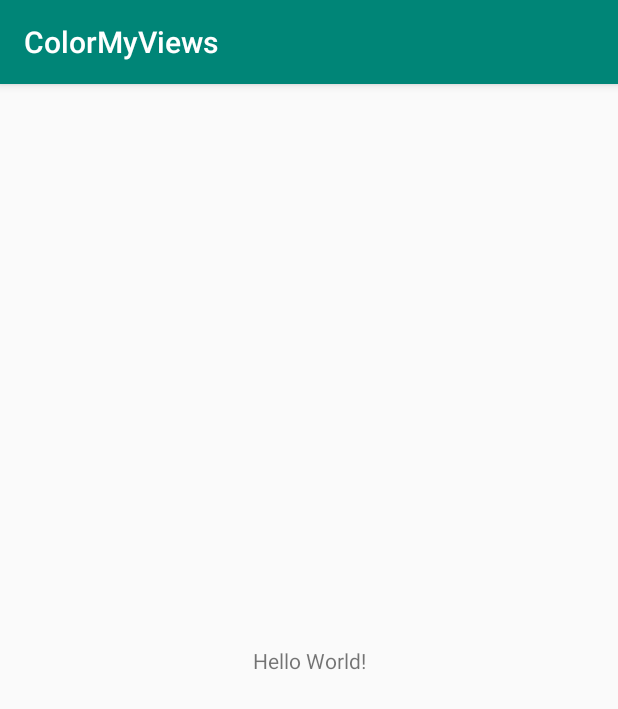
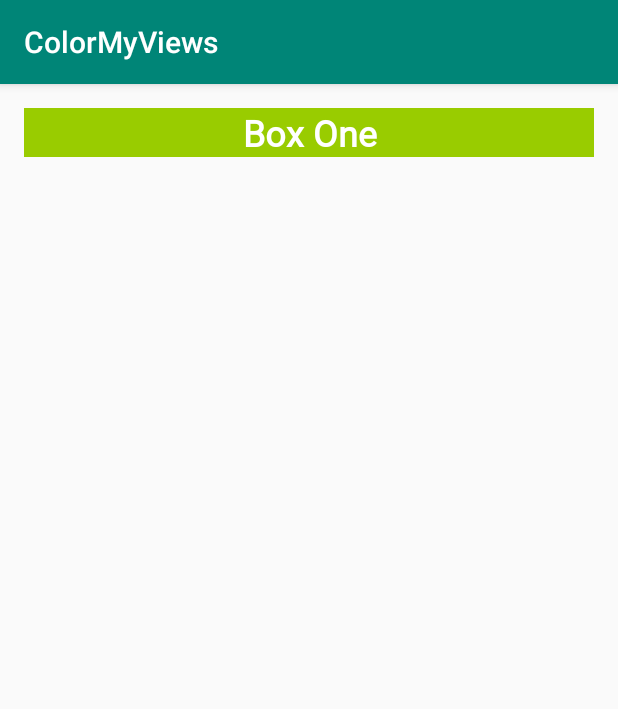
Before and after one commit to LazyDoge/jetpack-kotlin-constraint-layout-ColorMyViews-app, an Android app: the screen it shows after launch (MainActivity), on a phone screen of 412 x 824 dp. Shown: the top 709 px of the screen. Run offline under Robolectric (Android 15) with nearby library versions, the phone set to English and light mode, and no system bars.

Commit message:
first constraint layout box element

```diff
--- a/app/src/main/res/layout/activity_main.xml
+++ b/app/src/main/res/layout/activity_main.xml
@@ -7,12 +7,16 @@
     tools:context=".MainActivity">
 
     <TextView
-        android:layout_width="wrap_content"
+        android:id="@+id/box_one_text"
+        style="@style/WhiteBox"
+        android:layout_width="0dp"
         android:layout_height="wrap_content"
-        android:text="Hello World!"
-        app:layout_constraintBottom_toBottomOf="parent"
-        app:layout_constraintLeft_toLeftOf="parent"
-        app:layout_constraintRight_toRightOf="parent"
+        android:layout_marginStart="@dimen/margin_wide"
+        android:layout_marginTop="@dimen/margin_wide"
+        android:layout_marginEnd="@dimen/margin_wide"
+        android:text="@string/box_one"
+        app:layout_constraintEnd_toEndOf="parent"
+        app:layout_constraintStart_toStartOf="parent"
         app:layout_constraintTop_toTopOf="parent" />
 
 </androidx.constraintlayout.widget.ConstraintLayout>
--- /dev/null
+++ b/app/src/main/res/values/dimens.xml
@@ -0,0 +1,8 @@
+<?xml version="1.0" encoding="utf-8"?>
+<resources>
+
+    <dimen name="margin_wide">16dp</dimen>
+    <dimen name="margin_half">8dp</dimen>
+    <dimen name="box_text_size">24sp</dimen>
+
+</resources>
--- a/app/src/main/res/values/strings.xml
+++ b/app/src/main/res/values/strings.xml
@@ -1,3 +1,4 @@
 <resources>
     <string name="app_name">ColorMyViews</string>
+    <string name="box_one">Box One</string>
 </resources>
--- a/app/src/main/res/values/styles.xml
+++ b/app/src/main/res/values/styles.xml
@@ -8,4 +8,13 @@
         <item name="colorAccent">@color/colorAccent</item>
     </style>
 
+    <style name="WhiteBox">
+        <item name="android:background">@android:color/holo_green_light</item>
+        <item name="android:textAlignment">center</item>
+        <item name="android:textSize">@dimen/box_text_size</item>
+        <item name="android:textStyle">bold</item>
+        <item name="android:textColor">@android:color/white</item>
+        <item name="android:fontFamily">@font/roboto</item>
+    </style>
+
 </resources>
```
Also changed, not shown: app/src/main/res/font/roboto.ttf (added).
